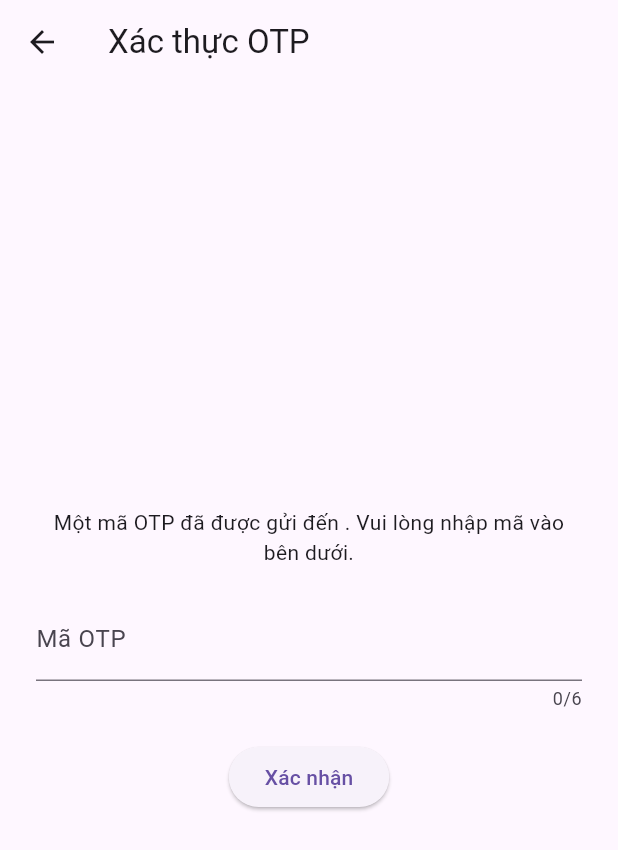
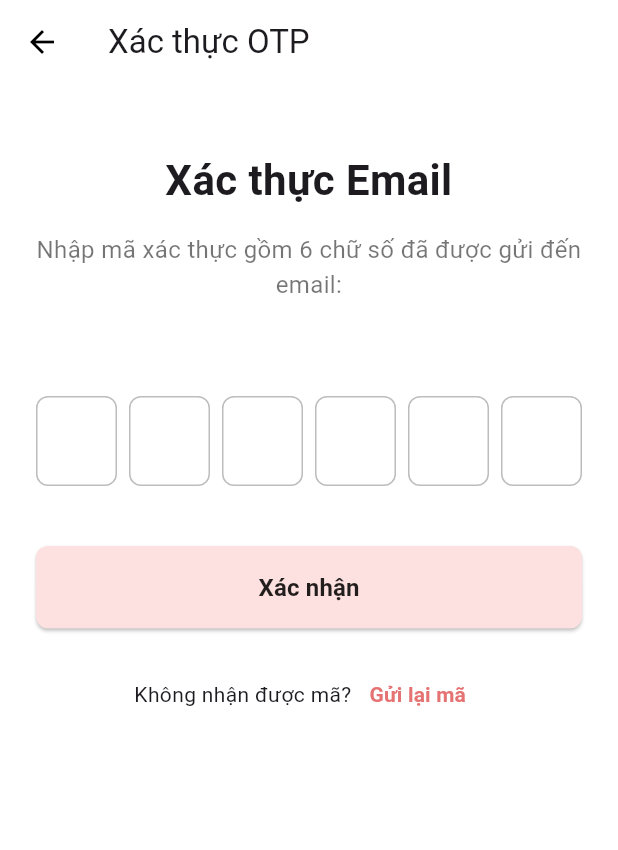
Before and after one commit to HoangMinh0106/doan_ltmobi, a Flutter app: the VerifyOtpScreen screen opened directly with empty values, on a phone screen of 412 x 824 dp. Shown: the top 850 px of the screen. Run offline on Flutter 3.47's test engine with Material 3 defaults, Android fonts, the light colour scheme and no system bars; drawn by our look-alikes of pinput; our stand-ins replace image_picker, random_string; missing offline and left inert: mailer, mongo_dart.

Commit message:
UI Verify

```diff
--- a/lib/page/verify_otp_screen.dart
+++ b/lib/page/verify_otp_screen.dart
@@ -1,7 +1,9 @@
+// lib/page/verify_otp_screen.dart
+
 import 'package:doan_ltmobi/page/reset_password_screen.dart';
 import 'package:flutter/material.dart';
 import 'package:doan_ltmobi/dpHelper/mongodb.dart';
-//import 'package:mongo_dart/mongo_dart.dart' as M;
+import 'package:pinput/pinput.dart';
 
 class VerifyOtpScreen extends StatefulWidget {
   final String email;
@@ -16,73 +18,161 @@ class _VerifyOtpScreenState extends State<VerifyOtpScreen> {
   bool _isLoading = false;
 
   void _verifyOtp() async {
+    // --- Phần logic không thay đổi ---
     if (_otpController.text.length != 6) {
       ScaffoldMessenger.of(context).showSnackBar(
-        const SnackBar(content: Text('Vui lòng nhập mã OTP gồm 6 chữ số.')),
+        const SnackBar(content: Text('Vui lòng nhập đủ 6 chữ số OTP.')),
       );
       return;
     }
     setState(() => _isLoading = true);
 
-    // Tìm người dùng với email tương ứng
     var userDocument = await MongoDatabase.userCollection.findOne({
       "email": widget.email,
       "resetToken": _otpController.text,
     });
 
     if (userDocument == null) {
+      if (mounted) {
         ScaffoldMessenger.of(context).showSnackBar(
           const SnackBar(content: Text('Mã OTP không hợp lệ.')),
         );
+      }
       setState(() => _isLoading = false);
       return;
     }
 
-    // Kiểm tra thời gian hết hạn
     DateTime expiryTime = userDocument["resetTokenExpiry"];
     if (DateTime.now().isAfter(expiryTime)) {
+      if (mounted) {
         ScaffoldMessenger.of(context).showSnackBar(
           const SnackBar(content: Text('Mã OTP đã hết hạn. Vui lòng thử lại.')),
         );
+      }
       setState(() => _isLoading = false);
       return;
     }
 
-    // Xác thực thành công, điều hướng đến màn hình đặt lại mật khẩu
+    if (mounted) {
       Navigator.pushReplacement(
         context,
-      MaterialPageRoute(builder: (context) => ResetPasswordScreen(email: widget.email))
+        MaterialPageRoute(
+            builder: (context) => ResetPasswordScreen(email: widget.email)),
       );
+    }
   }
 
   @override
   Widget build(BuildContext context) {
+    // --- Giao diện được thiết kế lại hoàn toàn ---
+
+    // Định dạng cho ô nhập OTP (trạng thái bình thường)
+    final defaultPinTheme = PinTheme(
+      width: 56,
+      height: 60,
+      textStyle: const TextStyle(fontSize: 22, color: Colors.black),
+      decoration: BoxDecoration(
+        color: Colors.white,
+        borderRadius: BorderRadius.circular(8),
+        border: Border.all(color: Colors.grey.shade400),
+      ),
+    );
+
+    // Định dạng cho ô nhập OTP (khi được focus)
+    final focusedPinTheme = defaultPinTheme.copyWith(
+      decoration: defaultPinTheme.decoration!.copyWith(
+        border: Border.all(color: const Color(0xFFE57373)),
+      ),
+    );
+
     return Scaffold(
-      appBar: AppBar(title: const Text('Xác thực OTP')),
-      body: Padding(
+      backgroundColor: Colors.white,
+      appBar: AppBar(
+        title: const Text('Xác thực OTP'),
+        backgroundColor: Colors.white,
+        elevation: 0,
+        iconTheme: const IconThemeData(color: Colors.black),
+      ),
+      body: SingleChildScrollView(
+        child: Padding(
           padding: const EdgeInsets.all(24.0),
           child: Column(
             mainAxisAlignment: MainAxisAlignment.center,
+            crossAxisAlignment: CrossAxisAlignment.stretch,
             children: [
+              const SizedBox(height: 20),
+              const Text(
+                'Xác thực Email',
+                textAlign: TextAlign.center,
+                style: TextStyle(fontSize: 28, fontWeight: FontWeight.bold),
+              ),
+              const SizedBox(height: 15),
               Text(
-              'Một mã OTP đã được gửi đến ${widget.email}. Vui lòng nhập mã vào bên dưới.',
+                'Nhập mã xác thực gồm 6 chữ số đã được gửi đến email:\n${widget.email}',
                 textAlign: TextAlign.center,
+                style: const TextStyle(fontSize: 16, color: Colors.black54),
+              ),
+              const SizedBox(height: 40),
+
+              // Widget Pinput để nhập OTP
+              Pinput(
+                length: 6,
+                controller: _otpController,
+                defaultPinTheme: defaultPinTheme,
+                focusedPinTheme: focusedPinTheme,
+                onCompleted: (pin) => _verifyOtp(), // Tự động xác thực khi nhập đủ
+              ),
+
+              const SizedBox(height: 40),
+
+              // Nút xác nhận được làm cho đẹp hơn
+              ElevatedButton(
+                onPressed: _isLoading ? null : _verifyOtp,
+                style: ElevatedButton.styleFrom(
+                  backgroundColor: const Color(0xFFFDE0E0),
+                  padding: const EdgeInsets.symmetric(vertical: 16),
+                  shape: RoundedRectangleBorder(
+                    borderRadius: BorderRadius.circular(8.0),
+                  ),
+                ),
+                child: _isLoading
+                    ? const CircularProgressIndicator(
+                        valueColor: AlwaysStoppedAnimation<Color>(Colors.black),
+                      )
+                    : const Text(
+                        'Xác nhận',
+                        style: TextStyle(
+                          fontSize: 16,
+                          color: Colors.black87,
+                          fontWeight: FontWeight.bold,
+                        ),
+                      ),
               ),
               const SizedBox(height: 20),
-            TextField(
-              controller: _otpController,
-              decoration: const InputDecoration(labelText: 'Mã OTP'),
-              keyboardType: TextInputType.number,
-              maxLength: 6,
+              Row(
+                mainAxisAlignment: MainAxisAlignment.center,
+                children: [
+                  const Text("Không nhận được mã?"),
+                  TextButton(
+                    onPressed: () {
+                      // TODO: Thêm logic gửi lại mã ở đây
+                      // Bạn có thể gọi lại hàm _sendOtpCode từ màn hình trước
+                       ScaffoldMessenger.of(context).showSnackBar(
+                          const SnackBar(content: Text('Chức năng gửi lại mã đang được phát triển.')),
+                        );
+                    },
+                    child: const Text(
+                      'Gửi lại mã',
+                      style: TextStyle(
+                        color: Color(0xFFE57373),
+                        fontWeight: FontWeight.bold,
                       ),
-            const SizedBox(height: 20),
-            ElevatedButton(
-              onPressed: _isLoading ? null : _verifyOtp,
-              child: _isLoading
-                  ? const CircularProgressIndicator()
-                  : const Text('Xác nhận'),
+                    ),
                   ),
                 ],
+              ),
+            ],
+          ),
         ),
       ),
     );
--- a/pubspec.yaml
+++ b/pubspec.yaml
@@ -17,6 +17,7 @@ dependencies: # ✅ Đặt ở đây (cùng cấp với flutter)
   url_launcher: ^6.3.1
   mailer: ^6.0.1
   random_string: ^2.3.1
+  pinput: ^4.0.0
 
 
 dev_dependencies:
```
Also changed, not shown: 5 other files. Lines whose indentation alone changed are shown as unchanged.
